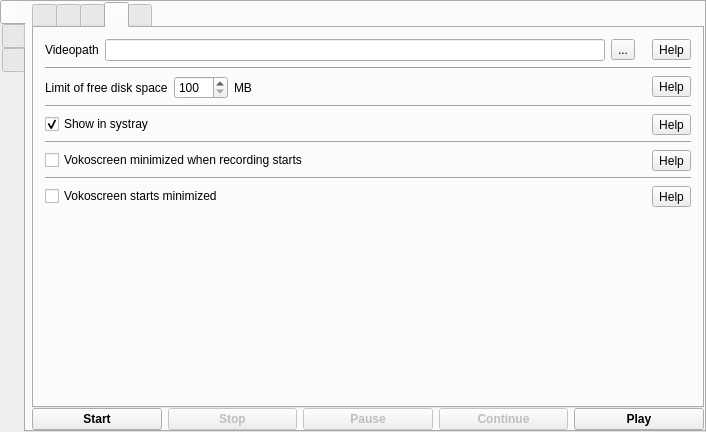
Old version of the form src/mainwindow.ui in the repository vkohaupt/vokoscreenNG.
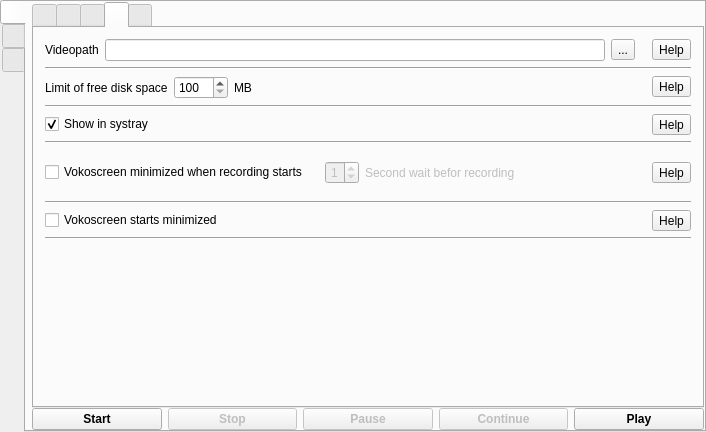
New version of the form. Icons and pictures are not drawn.

Commit message: minimized before recording

What changed in the file:
```diff
--- a/src/mainwindow.ui
+++ b/src/mainwindow.ui
@@ -1353,6 +1353,38 @@
                 </property>
                </widget>
               </item>
+              <item>
+               <widget class="QFrame" name="frameWaitXSecondBeforRecording">
+                <property name="enabled">
+                 <bool>false</bool>
+                </property>
+                <property name="frameShadow">
+                 <enum>QFrame::Raised</enum>
+                </property>
+                <layout class="QHBoxLayout" name="horizontalLayout_35">
+                 <item>
+                  <widget class="QSpinBox" name="spinBoxMinimizedWhenRecordingStarts">
+                   <property name="alignment">
+                    <set>Qt::AlignRight|Qt::AlignTrailing|Qt::AlignVCenter</set>
+                   </property>
+                   <property name="maximum">
+                    <number>4</number>
+                   </property>
+                   <property name="value">
+                    <number>1</number>
+                   </property>
+                  </widget>
+                 </item>
+                 <item>
+                  <widget class="QLabel" name="label_18">
+                   <property name="text">
+                    <string>Second wait befor recording</string>
+                   </property>
+                  </widget>
+                 </item>
+                </layout>
+               </widget>
+              </item>
               <item>
                <spacer name="horizontalSpacer_21">
                 <property name="orientation">
@@ -1413,6 +1445,13 @@
               </item>
              </layout>
             </item>
+            <item>
+             <widget class="Line" name="line_11">
+              <property name="orientation">
+               <enum>Qt::Horizontal</enum>
+              </property>
+             </widget>
+            </item>
             <item>
              <spacer name="verticalSpacer_3">
               <property name="orientation">
```
The commit also changes 2 other files.
